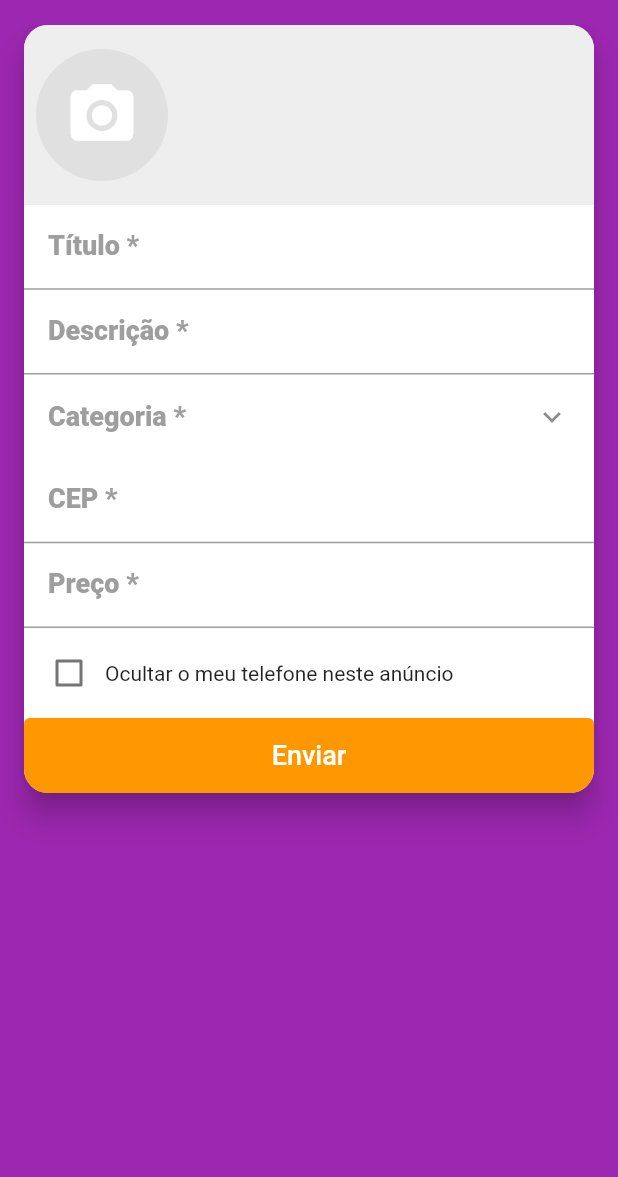
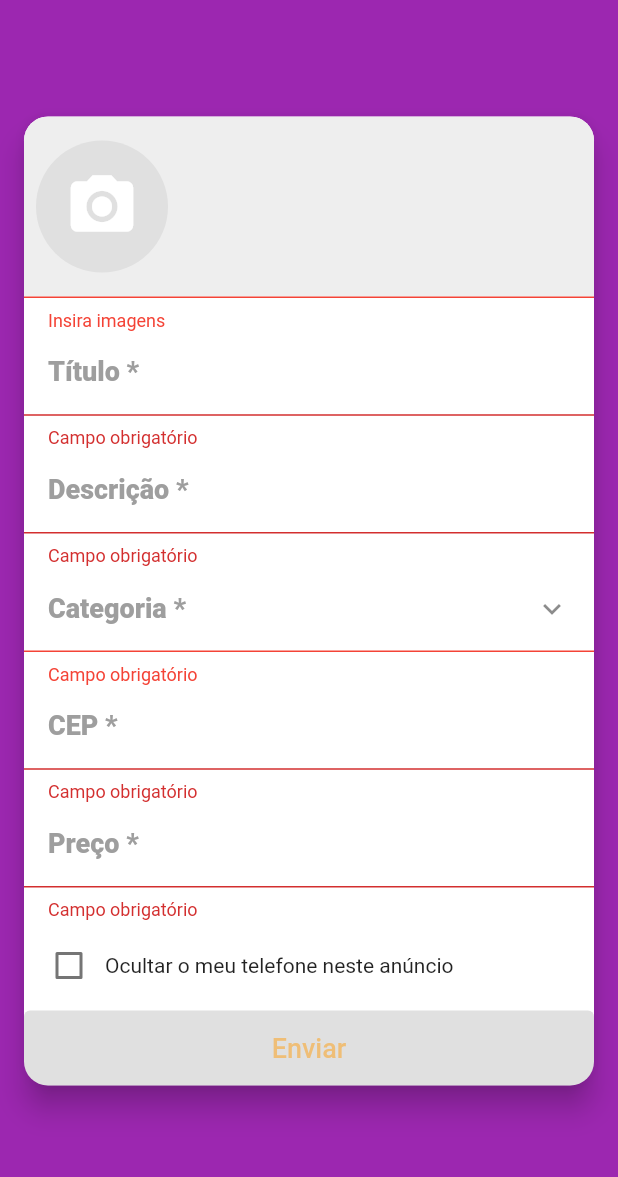
Before and after one commit to eskokado/esk_olx_mobx, a Flutter app: the CreateScreen screen opened directly, after a tap on "Enviar", on a phone screen of 412 x 824 dp, the part 59-1236 px from its top. Run offline on Flutter 3.47's test engine with Material 2 defaults, Android fonts, the phone set to English and light mode, and no system bars; our stand-ins replace brasil_fields, dio, flutter_mobx, get_it, image_cropper, image_picker and 3 more; accounts and stored records are empty; generated files the repository leaves out were written again; network calls fail; statements that could not run were skipped.

Commit message:
feat: validando os campos

```diff
--- a/lib/screens/create/components/category_field.dart
+++ b/lib/screens/create/components/category_field.dart
@@ -10,7 +10,9 @@ class CategoryField extends StatelessWidget {
   @override
   Widget build(BuildContext context) {
     return Observer(builder: (_) {
-      return ListTile(
+      return Column(
+        children: [
+          ListTile(
             title: createStore.category == null
                 ? Text(
                     'Categoria *',
@@ -50,6 +52,33 @@ class CategoryField extends StatelessWidget {
                 createStore.setCategory(category);
               }
             },
+          ),
+          if (createStore.categoryError != null)
+            Container(
+              alignment: Alignment.centerLeft,
+              decoration: BoxDecoration(
+                border: Border(
+                  top: BorderSide(color: Colors.red),
+                ),
+              ),
+              padding: const EdgeInsets.fromLTRB(16, 8, 0, 0),
+              child: Text(
+                createStore.categoryError,
+                style: TextStyle(
+                  color: Colors.red,
+                  fontSize: 12,
+                ),
+              ),
+            )
+          else
+            Container(
+              decoration: BoxDecoration(
+                border: Border(
+                  top: BorderSide(color: Colors.grey[500]),
+                ),
+              ),
+            )
+        ],
       );
     });
   }
--- a/lib/screens/create/components/cep_field.dart
+++ b/lib/screens/create/components/cep_field.dart
@@ -4,15 +4,21 @@ import 'package:flutter/services.dart';
 import 'package:flutter_mobx/flutter_mobx.dart';
 
 import '../../../stores/cep_store.dart';
+import '../../../stores/create_store.dart';
 
 class CepField extends StatelessWidget {
-  CepStore cepStore = CepStore();
+  final CreateStore createStore;
+  final CepStore cepStore;
+
+  CepField(this.createStore) : cepStore = createStore.cepStore;
+
   @override
   Widget build(BuildContext context) {
     return Column(
       crossAxisAlignment: CrossAxisAlignment.stretch,
       children: [
-        TextFormField(
+        Observer(builder: (_) {
+          return TextFormField(
             onChanged: cepStore.setCep,
             keyboardType: TextInputType.number,
             inputFormatters: [
@@ -20,6 +26,7 @@ class CepField extends StatelessWidget {
               CepInputFormatter(),
             ],
             decoration: InputDecoration(
+              errorText: createStore.addressError,
               labelText: 'CEP *',
               labelStyle: TextStyle(
                 fontWeight: FontWeight.w800,
@@ -28,7 +35,8 @@ class CepField extends StatelessWidget {
               ),
               contentPadding: const EdgeInsets.fromLTRB(16, 10, 12, 10),
             ),
-        ),
+          );
+        }),
         Observer(builder: (_) {
           if (cepStore.address == null &&
               cepStore.error == null &&
@@ -56,7 +64,7 @@ class CepField extends StatelessWidget {
             );
           else {
             final a = cepStore.address;
-            return Container (
+            return Container(
               color: Colors.purple.withAlpha(150),
               height: 50,
               padding: const EdgeInsets.all(8),
@@ -70,7 +78,6 @@ class CepField extends StatelessWidget {
               ),
             );
           }
-
         }),
       ],
     );
--- a/lib/screens/create/components/images_field.dart
+++ b/lib/screens/create/components/images_field.dart
@@ -19,14 +19,17 @@ class ImagesField extends StatelessWidget {
       Navigator.of(context).pop();
     }
 
-    return Container(
+    return Column(
+      children: [
+        Container(
           color: Colors.grey[200],
           height: 120,
           child: Observer(builder: (_) {
             return ListView.builder(
               scrollDirection: Axis.horizontal,
-          itemCount:
-              createStore.images.length < 5 ? createStore.images.length + 1 : 5,
+              itemCount: createStore.images.length < 5
+                  ? createStore.images.length + 1
+                  : 5,
               itemBuilder: (_, index) {
                 if (index == createStore.images.length) {
                   return Padding(
@@ -63,7 +66,8 @@ class ImagesField extends StatelessWidget {
                   );
                 } else {
                   return Padding(
-                padding: EdgeInsets.fromLTRB(8, 16, (index == 4) ? 16 : 0, 16),
+                    padding:
+                        EdgeInsets.fromLTRB(8, 16, (index == 4) ? 16 : 0, 16),
                     child: GestureDetector(
                       onTap: () {
                         showDialog(
@@ -85,6 +89,29 @@ class ImagesField extends StatelessWidget {
               },
             );
           }),
+        ),
+        Observer(builder: (_) {
+          if (createStore.imagesError != null)
+            return Container(
+              alignment: Alignment.centerLeft,
+              decoration: BoxDecoration(
+                border: Border(
+                  top: BorderSide(color: Colors.red),
+                ),
+              ),
+              padding: const EdgeInsets.fromLTRB(16, 8, 0, 0),
+              child: Text(
+                createStore.imagesError,
+                style: TextStyle(
+                  color: Colors.red,
+                  fontSize: 12,
+                ),
+              ),
+            );
+          else
+            return Container();
+        }),
+      ],
     );
   }
 }
--- a/lib/screens/create/create_screen.dart
+++ b/lib/screens/create/create_screen.dart
@@ -1,6 +1,7 @@
 import 'package:brasil_fields/brasil_fields.dart';
 import 'package:flutter/material.dart';
 import 'package:flutter/services.dart';
+import 'package:flutter_mobx/flutter_mobx.dart';
 
 import '../../components/custom_drawer/custom_drawer.dart';
 import '../../stores/create_store.dart';
@@ -27,7 +28,9 @@ class CreateScreen extends StatelessWidget {
         title: Text('Criar anúncio'),
         centerTitle: true,
       ),
-      body: SingleChildScrollView(
+      body: Container(
+        alignment: Alignment.center,
+        child: SingleChildScrollView(
           child: Card(
             clipBehavior: Clip.antiAlias,
             margin: const EdgeInsets.symmetric(horizontal: 16),
@@ -35,30 +38,38 @@ class CreateScreen extends StatelessWidget {
               borderRadius: BorderRadius.circular(16),
             ),
             elevation: 8,
-          child: Column(
+            child: Observer(builder: (_) {
+              return Column(
                 crossAxisAlignment: CrossAxisAlignment.stretch,
                 mainAxisSize: MainAxisSize.min,
                 children: [
                   ImagesField(createStore),
                   TextFormField(
+                    onChanged: createStore.setTitle,
                     decoration: InputDecoration(
                       labelText: 'Título *',
                       labelStyle: labelStyle,
                       contentPadding: contentPadding,
+                      errorText: createStore.titleError,
                     ),
                   ),
                   TextFormField(
+                    onChanged: createStore.setDescription,
                     decoration: InputDecoration(
                       labelText: 'Descrição *',
                       labelStyle: labelStyle,
                       contentPadding: contentPadding,
+                      errorText: createStore.descriptionError,
                     ),
                     maxLines: null,
                   ),
                   CategoryField(createStore),
-              CepField(),
-              TextFormField(
+                  CepField(createStore),
+                  Observer(builder: (_) {
+                    return TextFormField(
+                      onChanged: createStore.setPrice,
                       decoration: InputDecoration(
+                        errorText: createStore.priceError,
                         labelText: 'Preço *',
                         labelStyle: labelStyle,
                         contentPadding: contentPadding,
@@ -69,15 +80,21 @@ class CreateScreen extends StatelessWidget {
                         FilteringTextInputFormatter.digitsOnly,
                         RealInputFormatter(centavos: true),
                       ],
-              ),
+                    );
+                  }),
                   HidePhoneField(createStore),
-              SizedBox(
+                  Observer(builder: (_) {
+                    return SizedBox(
                       height: 50,
+                      child: GestureDetector(
+                        onTap: createStore.invalidSendPressed,
                         child: ElevatedButton(
-                  onPressed: () {},
+                          onPressed: createStore.sendPressed,
                           child: Text(
                             'Enviar',
-                    style: TextStyle(fontSize: 18),
+                            style: TextStyle(
+                              fontSize: 18,
+                            ),
                           ),
                           style: ElevatedButton.styleFrom(
                             onPrimary: Colors.white,
@@ -87,7 +104,11 @@ class CreateScreen extends StatelessWidget {
                           ),
                         ),
                       ),
+                    );
+                  }),
                 ],
+              );
+            }),
           ),
         ),
       ),
--- a/lib/stores/create_store.dart
+++ b/lib/stores/create_store.dart
@@ -1,6 +1,8 @@
 import 'package:mobx/mobx.dart';
 
+import '../models/address.dart';
 import '../models/category.dart';
+import 'cep_store.dart';
 
 part 'create_store.g.dart';
 
@@ -9,15 +11,112 @@ class CreateStore = _CreateStore with _$CreateStore;
 abstract class _CreateStore with Store {
   ObservableList images = ObservableList();
 
+  @computed
+  bool get imagesValid => images.isNotEmpty;
+  String get imagesError {
+    if (!showErrors || imagesValid) return null;
+    return 'Insira imagens';
+  }
+
+  @observable
+  String title = '';
+
+  @action
+  void setTitle(String value) => title = value;
+
+  @computed
+  bool get titleValid => title.length >= 6;
+  String get titleError {
+    if (!showErrors || titleValid)
+      return null;
+    else if (title.isEmpty) return 'Campo obrigatório';
+    return 'Título muito curto';
+  }
+
+  @observable
+  String description = '';
+
+  @action
+  void setDescription(String value) => description = value;
+
+  @computed
+  bool get descriptionValid => description.length >= 10;
+  String get descriptionError {
+    if (!showErrors || descriptionValid)
+      return null;
+    else if (description.isEmpty) return 'Campo obrigatório';
+    return 'Descrição muito curto';
+  }
+
   @observable
   Category category;
 
   @action
   void setCategory(Category value) => category = value;
 
+  @computed
+  bool get categoryValid => category != null;
+  String get categoryError {
+    if (!showErrors || categoryValid) return null;
+    return 'Campo obrigatório';
+  }
+
+  @observable
+  String priceText = '';
+
+  @action
+  void setPrice(String value) => priceText = value;
+
+  @computed
+  num get price {
+    if (priceText.contains(',')) {
+      return num.tryParse(priceText.replaceAll(RegExp('[^0-9]'), '')) / 100;
+    } else {
+      return num.tryParse(priceText);
+    }
+  }
+
+  bool get priceValid => price != null && price <= 9999999;
+  String get priceError {
+    if (!showErrors || priceValid)
+      return null;
+    else if (priceText.isEmpty) return 'Campo obrigatório';
+    return 'Preço inválido';
+  }
+
+  CepStore cepStore = CepStore();
+
+  @computed
+  Address get address => cepStore.address;
+  bool get addressValid => address != null;
+  String get addressError {
+    if (!showErrors || addressValid) return null;
+    return 'Campo obrigatório';
+  }
+
   @observable
   bool hidePhone = false;
 
   @action
   void setHidePhode(bool value) => hidePhone = value;
+
+  @computed
+  bool get formValid =>
+      imagesValid &&
+      titleValid &&
+      descriptionValid &&
+      categoryValid &&
+      addressValid &&
+      priceValid;
+
+  @computed
+  Function get sendPressed => formValid ? _send : null;
+
+  @observable
+  bool showErrors = false;
+
+  @action
+  void invalidSendPressed() => showErrors = true;
+
+  void _send() {}
 }
```
Also changed, not shown: lib/stores/create_store.g.dart. Lines whose indentation alone changed are shown as unchanged.
